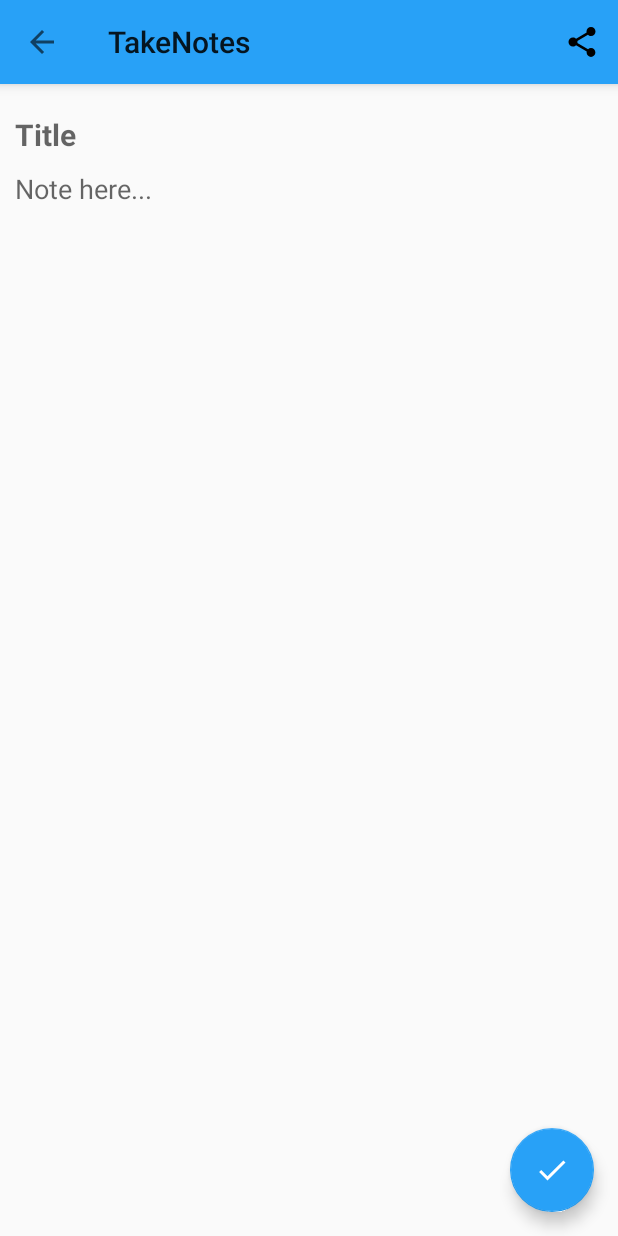
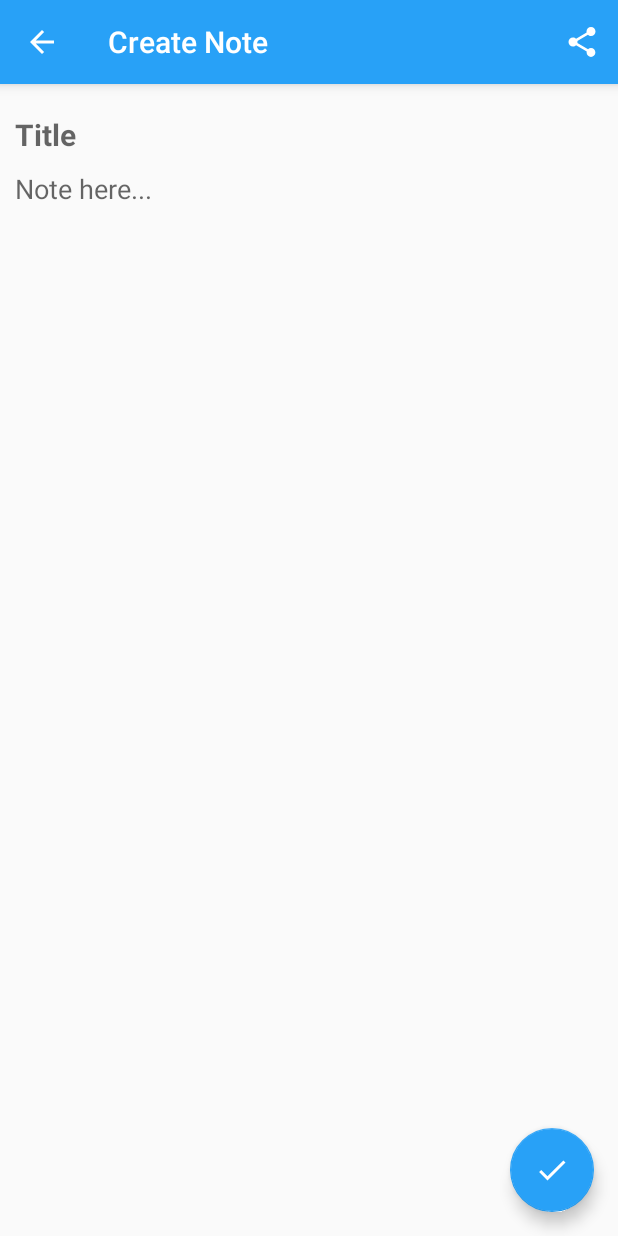
Before and after one commit to dipu989/Take-Notes, an Android app: the screen it shows after launch (NewNoteActivity), after a tap on an icon or button, on a phone screen of 412 x 824 dp. Run offline under Robolectric (Android 15) with nearby library versions, the phone set to English and light mode, and no system bars; our stand-ins replace ButterKnife.

Commit message:
:lipstick: Improve overall ui.

```diff
--- a/app/src/main/java/com/example/takenotes/Activity/MainActivity.java
+++ b/app/src/main/java/com/example/takenotes/Activity/MainActivity.java
@@ -77,11 +77,11 @@ public class MainActivity extends AppCompatActivity implements NavigationView.On
         window.setStatusBarColor(ContextCompat.getColor(MainActivity.this, R.color.statusBarColor));
 
         ActionBarDrawerToggle toggle = new ActionBarDrawerToggle(this, drawerLayout, toolbar, R.string.navigation_drawer_open, R.string.navigation_drawer_close);
-        if(AppCompatDelegate.getDefaultNightMode() == AppCompatDelegate.MODE_NIGHT_YES){
+     //   if(AppCompatDelegate.getDefaultNightMode() == AppCompatDelegate.MODE_NIGHT_YES){
             toggle.getDrawerArrowDrawable().setColor(Color.WHITE);
-        }else {
-            toggle.getDrawerArrowDrawable().setColor(Color.BLACK);
-        }
+//        }else {
+//            toggle.getDrawerArrowDrawable().setColor(Color.BLACK);
+//        }
         drawerLayout.addDrawerListener(toggle);
         toggle.syncState();
 
--- a/app/src/main/java/com/example/takenotes/Activity/NewNoteActivity.java
+++ b/app/src/main/java/com/example/takenotes/Activity/NewNoteActivity.java
@@ -12,6 +12,7 @@ import android.database.Cursor;
 import android.graphics.Canvas;
 import android.graphics.Color;
 import android.graphics.Paint;
+import android.graphics.drawable.Drawable;
 import android.graphics.pdf.PdfDocument;
 import android.net.Uri;
 import android.os.Bundle;
@@ -69,8 +70,12 @@ public class NewNoteActivity extends AppCompatActivity {
         setContentView(R.layout.activity_new_note);
         ButterKnife.bind(this);
 
-        toolbar = (Toolbar) findViewById(R.id.new_note_toolbar);
+        toolbar = findViewById(R.id.new_note_toolbar);
+        toolbar.setTitle("Create Note");
+        toolbar.setTitleTextColor(Color.WHITE);
+        final Drawable upArrow = ContextCompat.getDrawable(this,R.drawable.ic_arrow_back_24dp);
         setSupportActionBar(toolbar);
+        getSupportActionBar().setHomeAsUpIndicator(upArrow);
 
         window = NewNoteActivity.this.getWindow();
         window.addFlags(WindowManager.LayoutParams.FLAG_DRAWS_SYSTEM_BAR_BACKGROUNDS);
--- a/app/src/main/java/com/example/takenotes/Activity/SettingsActivity.java
+++ b/app/src/main/java/com/example/takenotes/Activity/SettingsActivity.java
@@ -4,6 +4,8 @@ import androidx.appcompat.app.AppCompatActivity;
 import androidx.appcompat.app.AppCompatDelegate;
 
 import android.content.SharedPreferences;
+import android.graphics.Color;
+import android.graphics.drawable.Drawable;
 import android.os.Bundle;
 import android.util.Log;
 import android.view.View;
@@ -20,7 +22,6 @@ import com.example.takenotes.R;
 import java.io.File;
 import java.io.FileInputStream;
 import java.io.FileOutputStream;
-import java.io.OutputStream;
 import java.nio.channels.FileChannel;
 
 public class SettingsActivity extends AppCompatActivity {
@@ -36,7 +37,10 @@ public class SettingsActivity extends AppCompatActivity {
 
         toolbar = findViewById(R.id.settings_activity_toolbar);
         toolbar.setTitle("Settings");
+        toolbar.setTitleTextColor(Color.WHITE);
+        final Drawable upArrow = ContextCompat.getDrawable(this,R.drawable.ic_arrow_back_24dp);
         setSupportActionBar(toolbar);
+        getSupportActionBar().setHomeAsUpIndicator(upArrow);
 
         window = SettingsActivity.this.getWindow();
         window.addFlags(WindowManager.LayoutParams.FLAG_DRAWS_SYSTEM_BAR_BACKGROUNDS);
--- a/app/src/main/res/drawable-night/ic_search_black_24dp.xml
+++ /dev/null
@@ -1,9 +0,0 @@
-<vector xmlns:android="http://schemas.android.com/apk/res/android"
-    android:width="24dp"
-    android:height="24dp"
-    android:viewportWidth="24.0"
-    android:viewportHeight="24.0">
-    <path
-        android:fillColor="#FFFFFF"
-        android:pathData="M15.5,14h-0.79l-0.28,-0.27C15.41,12.59 16,11.11 16,9.5 16,5.91 13.09,3 9.5,3S3,5.91 3,9.5 5.91,16 9.5,16c1.61,0 3.09,-0.59 4.23,-1.57l0.27,0.28v0.79l5,4.99L20.49,19l-4.99,-5zM9.5,14C7.01,14 5,11.99 5,9.5S7.01,5 9.5,5 14,7.01 14,9.5 11.99,14 9.5,14z"/>
-</vector>
--- a/app/src/main/res/drawable-night/ic_share_black_24dp.xml
+++ /dev/null
@@ -1,9 +0,0 @@
-<vector xmlns:android="http://schemas.android.com/apk/res/android"
-    android:width="24dp"
-    android:height="24dp"
-    android:viewportWidth="24.0"
-    android:viewportHeight="24.0">
-    <path
-        android:fillColor="#FFFFFF"
-        android:pathData="M18,16.08c-0.76,0 -1.44,0.3 -1.96,0.77L8.91,12.7c0.05,-0.23 0.09,-0.46 0.09,-0.7s-0.04,-0.47 -0.09,-0.7l7.05,-4.11c0.54,0.5 1.25,0.81 2.04,0.81 1.66,0 3,-1.34 3,-3s-1.34,-3 -3,-3 -3,1.34 -3,3c0,0.24 0.04,0.47 0.09,0.7L8.04,9.81C7.5,9.31 6.79,9 6,9c-1.66,0 -3,1.34 -3,3s1.34,3 3,3c0.79,0 1.5,-0.31 2.04,-0.81l7.12,4.16c-0.05,0.21 -0.08,0.43 -0.08,0.65 0,1.61 1.31,2.92 2.92,2.92 1.61,0 2.92,-1.31 2.92,-2.92s-1.31,-2.92 -2.92,-2.92z"/>
-</vector>
--- /dev/null
+++ b/app/src/main/res/drawable/ic_arrow_back_24dp.xml
@@ -0,0 +1,5 @@
+<vector android:height="24dp" android:tint="#FFFFFF"
+    android:viewportHeight="24" android:viewportWidth="24"
+    android:width="24dp" xmlns:android="http://schemas.android.com/apk/res/android">
+    <path android:fillColor="@android:color/white" android:pathData="M20,11H7.83l5.59,-5.59L12,4l-8,8 8,8 1.41,-1.41L7.83,13H20v-2z"/>
+</vector>
--- a/app/src/main/res/drawable/ic_search_black_24dp.xml
+++ /dev/null
@@ -1,9 +0,0 @@
-<vector xmlns:android="http://schemas.android.com/apk/res/android"
-        android:width="24dp"
-        android:height="24dp"
-        android:viewportWidth="24.0"
-        android:viewportHeight="24.0">
-    <path
-        android:fillColor="#FF000000"
-        android:pathData="M15.5,14h-0.79l-0.28,-0.27C15.41,12.59 16,11.11 16,9.5 16,5.91 13.09,3 9.5,3S3,5.91 3,9.5 5.91,16 9.5,16c1.61,0 3.09,-0.59 4.23,-1.57l0.27,0.28v0.79l5,4.99L20.49,19l-4.99,-5zM9.5,14C7.01,14 5,11.99 5,9.5S7.01,5 9.5,5 14,7.01 14,9.5 11.99,14 9.5,14z"/>
-</vector>
--- /dev/null
+++ b/app/src/main/res/drawable/ic_search_white_24.xml
@@ -0,0 +1,5 @@
+<vector android:height="24dp" android:tint="#FFFFFF"
+    android:viewportHeight="24" android:viewportWidth="24"
+    android:width="24dp" xmlns:android="http://schemas.android.com/apk/res/android">
+    <path android:fillColor="@android:color/white" android:pathData="M15.5,14h-0.79l-0.28,-0.27C15.41,12.59 16,11.11 16,9.5 16,5.91 13.09,3 9.5,3S3,5.91 3,9.5 5.91,16 9.5,16c1.61,0 3.09,-0.59 4.23,-1.57l0.27,0.28v0.79l5,4.99L20.49,19l-4.99,-5zM9.5,14C7.01,14 5,11.99 5,9.5S7.01,5 9.5,5 14,7.01 14,9.5 11.99,14 9.5,14z"/>
+</vector>
--- a/app/src/main/res/drawable/ic_share_black_24dp.xml
+++ b/app/src/main/res/drawable/ic_share_black_24dp.xml
@@ -1,9 +1,10 @@
 <vector xmlns:android="http://schemas.android.com/apk/res/android"
-        android:width="24dp"
-        android:height="24dp"
-        android:viewportWidth="24.0"
-        android:viewportHeight="24.0">
-    <path
-        android:fillColor="#FF000000"
-        android:pathData="M18,16.08c-0.76,0 -1.44,0.3 -1.96,0.77L8.91,12.7c0.05,-0.23 0.09,-0.46 0.09,-0.7s-0.04,-0.47 -0.09,-0.7l7.05,-4.11c0.54,0.5 1.25,0.81 2.04,0.81 1.66,0 3,-1.34 3,-3s-1.34,-3 -3,-3 -3,1.34 -3,3c0,0.24 0.04,0.47 0.09,0.7L8.04,9.81C7.5,9.31 6.79,9 6,9c-1.66,0 -3,1.34 -3,3s1.34,3 3,3c0.79,0 1.5,-0.31 2.04,-0.81l7.12,4.16c-0.05,0.21 -0.08,0.43 -0.08,0.65 0,1.61 1.31,2.92 2.92,2.92 1.61,0 2.92,-1.31 2.92,-2.92s-1.31,-2.92 -2.92,-2.92z"/>
+    android:width="24dp"
+    android:height="24dp"
+    android:viewportWidth="24"
+    android:viewportHeight="24"
+    android:tint="?attr/colorControlNormal">
+  <path
+      android:fillColor="@android:color/white"
+      android:pathData="M18,16.08c-0.76,0 -1.44,0.3 -1.96,0.77L8.91,12.7c0.05,-0.23 0.09,-0.46 0.09,-0.7s-0.04,-0.47 -0.09,-0.7l7.05,-4.11c0.54,0.5 1.25,0.81 2.04,0.81 1.66,0 3,-1.34 3,-3s-1.34,-3 -3,-3 -3,1.34 -3,3c0,0.24 0.04,0.47 0.09,0.7L8.04,9.81C7.5,9.31 6.79,9 6,9c-1.66,0 -3,1.34 -3,3s1.34,3 3,3c0.79,0 1.5,-0.31 2.04,-0.81l7.12,4.16c-0.05,0.21 -0.08,0.43 -0.08,0.65 0,1.61 1.31,2.92 2.92,2.92 1.61,0 2.92,-1.31 2.92,-2.92s-1.31,-2.92 -2.92,-2.92z"/>
 </vector>
--- /dev/null
+++ b/app/src/main/res/drawable/ic_share_white_24dp.xml
@@ -0,0 +1,5 @@
+<vector android:height="24dp" android:tint="#FFFFFF"
+    android:viewportHeight="24" android:viewportWidth="24"
+    android:width="24dp" xmlns:android="http://schemas.android.com/apk/res/android">
+    <path android:fillColor="@android:color/white" android:pathData="M18,16.08c-0.76,0 -1.44,0.3 -1.96,0.77L8.91,12.7c0.05,-0.23 0.09,-0.46 0.09,-0.7s-0.04,-0.47 -0.09,-0.7l7.05,-4.11c0.54,0.5 1.25,0.81 2.04,0.81 1.66,0 3,-1.34 3,-3s-1.34,-3 -3,-3 -3,1.34 -3,3c0,0.24 0.04,0.47 0.09,0.7L8.04,9.81C7.5,9.31 6.79,9 6,9c-1.66,0 -3,1.34 -3,3s1.34,3 3,3c0.79,0 1.5,-0.31 2.04,-0.81l7.12,4.16c-0.05,0.21 -0.08,0.43 -0.08,0.65 0,1.61 1.31,2.92 2.92,2.92 1.61,0 2.92,-1.31 2.92,-2.92s-1.31,-2.92 -2.92,-2.92z"/>
+</vector>
--- a/app/src/main/res/layout/activity_new_note.xml
+++ b/app/src/main/res/layout/activity_new_note.xml
@@ -46,12 +46,13 @@
         <EditText
             android:id="@+id/note_body"
             android:layout_width="match_parent"
-            android:layout_height="wrap_content"
+            android:layout_height="match_parent"
             android:layout_below="@+id/note_title"
             android:layout_marginTop="10dp"
             android:background="@null"
             android:textColor="@color/textColor"
             android:hint="Note here..."
+            android:gravity="top|left"
             android:textCursorDrawable="@drawable/color_cursor"></EditText>
 
     </LinearLayout>
--- a/app/src/main/res/menu/menu.xml
+++ b/app/src/main/res/menu/menu.xml
@@ -5,5 +5,6 @@
     <item android:id="@+id/action_delete"
         android:icon="@drawable/ic_delete_red_24dp"
         android:title="Delete selections"
-        app:showAsAction="always" />
+        app:showAsAction="always"
+        />
 </menu>
--- a/app/src/main/res/menu/search_menu.xml
+++ b/app/src/main/res/menu/search_menu.xml
@@ -3,9 +3,19 @@
     xmlns:app="http://schemas.android.com/apk/res-auto">
 
    <item android:id="@+id/search_menu_toolbar"
-        android:icon="@drawable/ic_search_black_24dp"
+        android:icon="@drawable/ic_search_white_24"
         android:title="Keyword"
         app:actionViewClass="android.widget.SearchView"
         app:showAsAction="ifRoom|collapseActionView"/>
 
+   <item android:id="@+id/restore_menu_toolbar"
+       android:title="Restore Notes"
+       app:showAsAction="collapseActionView">
+   </item>
+
+   <item android:id="@+id/settings_menu_toolbar"
+       android:title="Settings"
+      app:showAsAction="collapseActionView">
+   </item>
+
 </menu>
--- a/app/src/main/res/menu/share_menu.xml
+++ b/app/src/main/res/menu/share_menu.xml
@@ -5,7 +5,7 @@
     <item
         android:id="@+id/share_note"
         android:title="Share"
-        android:icon="@drawable/ic_share_black_24dp"
+        android:icon="@drawable/ic_share_white_24dp"
         app:showAsAction="always"
         ></item>
 
```
Also changed, not shown: app/src/main/java/com/example/takenotes/Activity/DisplayNoteActivity.java (+25 -2 lines), app/src/main/java/com/example/takenotes/Fragment/NotesFragment.java (+59 -0 lines), app/src/main/res/layout/activity_display_note.xml (+4 -3 lines).
